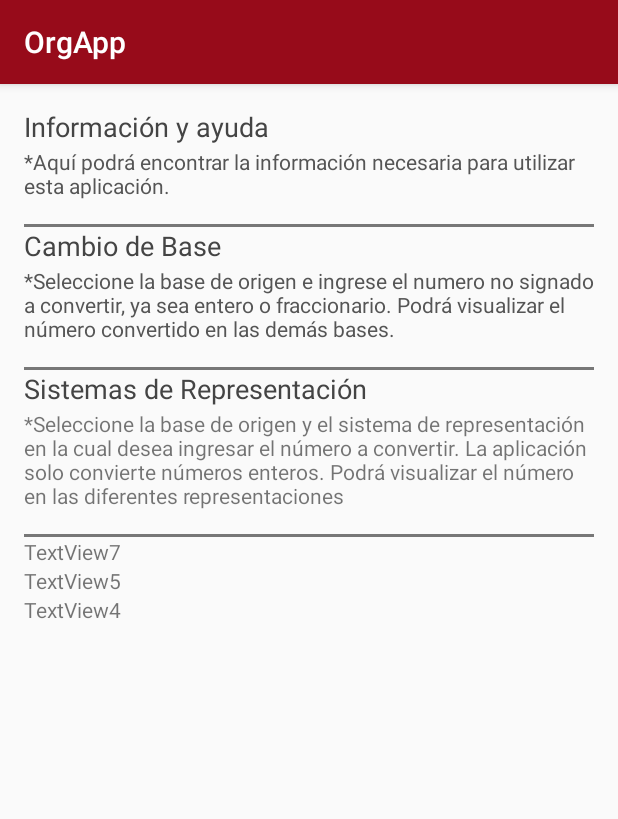
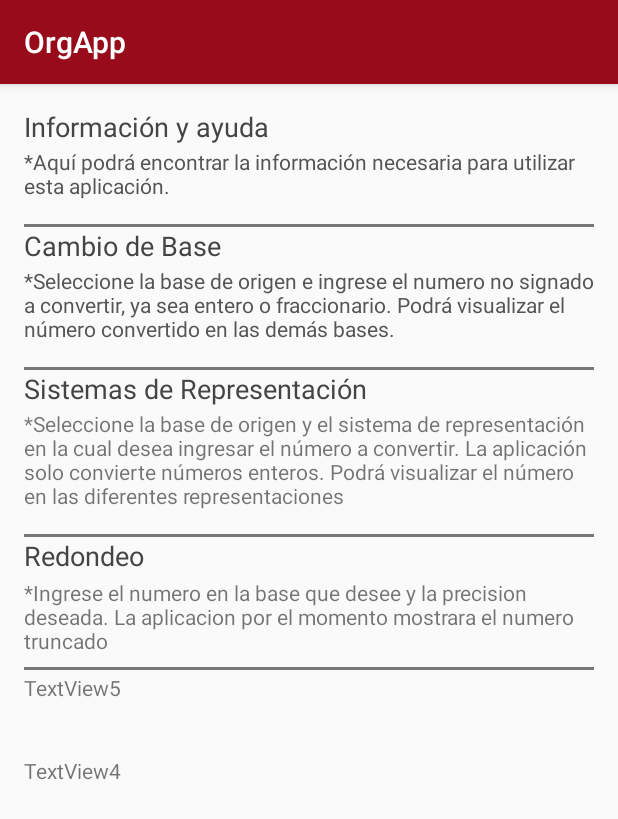
Before and after one commit to tscandalitta/OrgApp, an Android app: the ActivityAyuda screen opened directly, with no data from a screen before it, on a phone screen of 412 x 824 dp. Shown: the top 819 px of the screen. Run offline under Robolectric (Android 15) with nearby library versions, the phone set to English and light mode, and no system bars.

Commit message:
Ayuda de redondeo

```diff
--- a/app/src/main/res/layout/activity_ayuda.xml
+++ b/app/src/main/res/layout/activity_ayuda.xml
@@ -32,12 +32,13 @@
                 <TextView
                     android:id="@+id/cuerpoAyuda"
                     style="@style/Cuerpos"
-                    android:text="@string/texto_ayuda"
-                    android:layout_below="@id/tituloAyuda"/>
+                    android:layout_below="@id/tituloAyuda"
+                    android:text="@string/texto_ayuda" />
 
-                <View android:id="@+id/first"
+                <View
+                    android:id="@+id/first"
+                    android:layout_width="fill_parent"
                     android:layout_height="2dp"
-                    android:layout_width="fill_parent"
                     android:layout_below="@id/cuerpoAyuda"
                     android:background="#777" />
 
@@ -53,9 +54,10 @@
                     android:layout_below="@id/tituloAyudaConvertidor"
                     android:text="@string/texto_ayuda_cambio_de_base" />
 
-                <View android:id="@+id/secondDivider"
+                <View
+                    android:id="@+id/secondDivider"
+                    android:layout_width="fill_parent"
                     android:layout_height="2dp"
-                    android:layout_width="fill_parent"
                     android:layout_below="@id/CuerpoAyudaConvertidor"
                     android:background="#777" />
 
@@ -72,24 +74,42 @@
                     android:layout_below="@id/titulo_ayuda_sistemas_representacion"
                     android:text="@string/texto_ayuda_sistemas_de_representacion" />
 
-                <View android:id="@+id/thirdDivider"
+                <View
+                    android:id="@+id/thirdDivider"
+                    android:layout_width="fill_parent"
                     android:layout_height="2dp"
-                    android:layout_width="fill_parent"
                     android:layout_below="@id/cuerpoAyudaSistemasDeRepresentacion"
                     android:background="#777" />
 
                 <TextView
-                    android:id="@+id/textView7"
+                    android:id="@+id/titulo_Redondeo"
+                    style="@style/Titulos"
+                    android:layout_below="@id/thirdDivider"
+                    android:text="Redondeo" />
+
+                <TextView
+                    android:id="@id/cuerpoAyuda_Redondeo"
                     android:layout_width="wrap_content"
                     android:layout_height="wrap_content"
-                    android:layout_below="@id/thirdDivider"
-                    android:text="TextView7" />
+                    android:layout_below="@id/titulo_Redondeo"
+                    android:layout_marginTop="1dp"
+                    android:text="*Ingrese el numero en la base que desee y la precision deseada. La aplicacion por el momento mostrara el numero truncado" />
+
+
+                <View
+                    android:id="@+id/fourthdivider"
+                    android:layout_width="fill_parent"
+                    android:layout_height="2dp"
+                    android:layout_alignBottom="@+id/cuerpoAyuda_Redondeo"
+                    android:layout_marginBottom="-10dp"
+                    android:background="#777" />
 
                 <TextView
                     android:id="@+id/textView5"
                     android:layout_width="wrap_content"
                     android:layout_height="wrap_content"
-                    android:layout_below="@id/textView7"
+                    android:layout_below="@+id/fourthdivider"
+                    android:layout_marginTop="12dp"
                     android:text="TextView5" />
 
                 <TextView
@@ -97,7 +117,9 @@
                     android:layout_width="wrap_content"
                     android:layout_height="wrap_content"
                     android:layout_below="@+id/textView5"
+                    android:layout_marginTop="36dp"
                     android:text="TextView4" />
+
             </RelativeLayout>
         </ScrollView>
 
```
Also changed, not shown: 4 other files.
